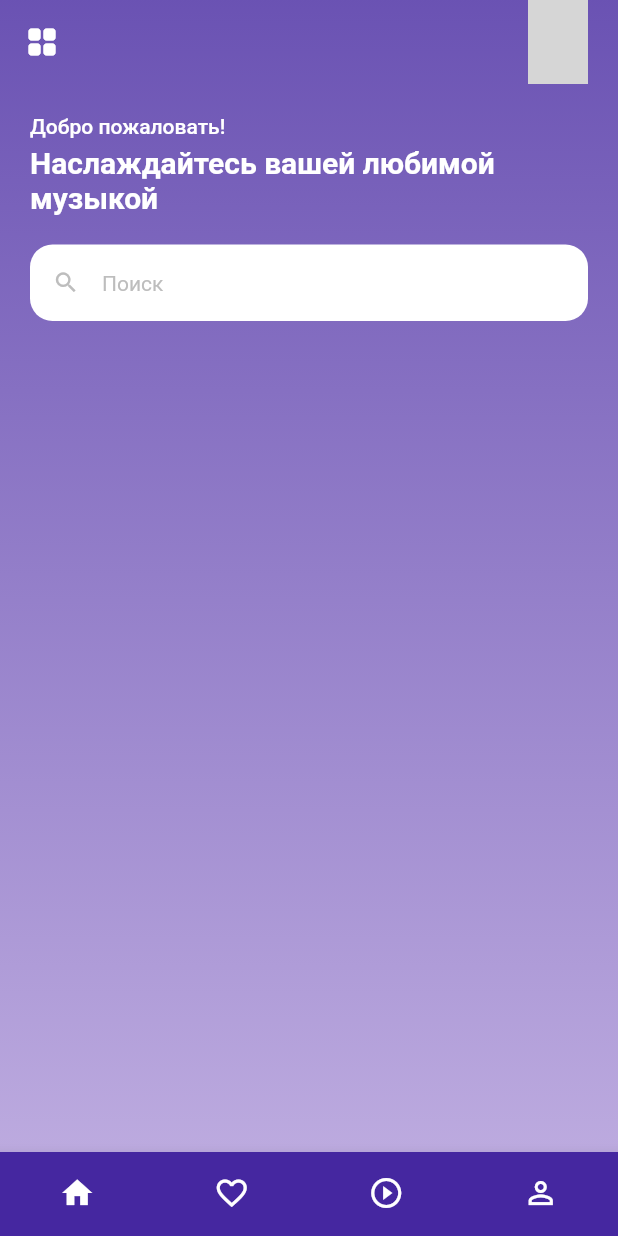
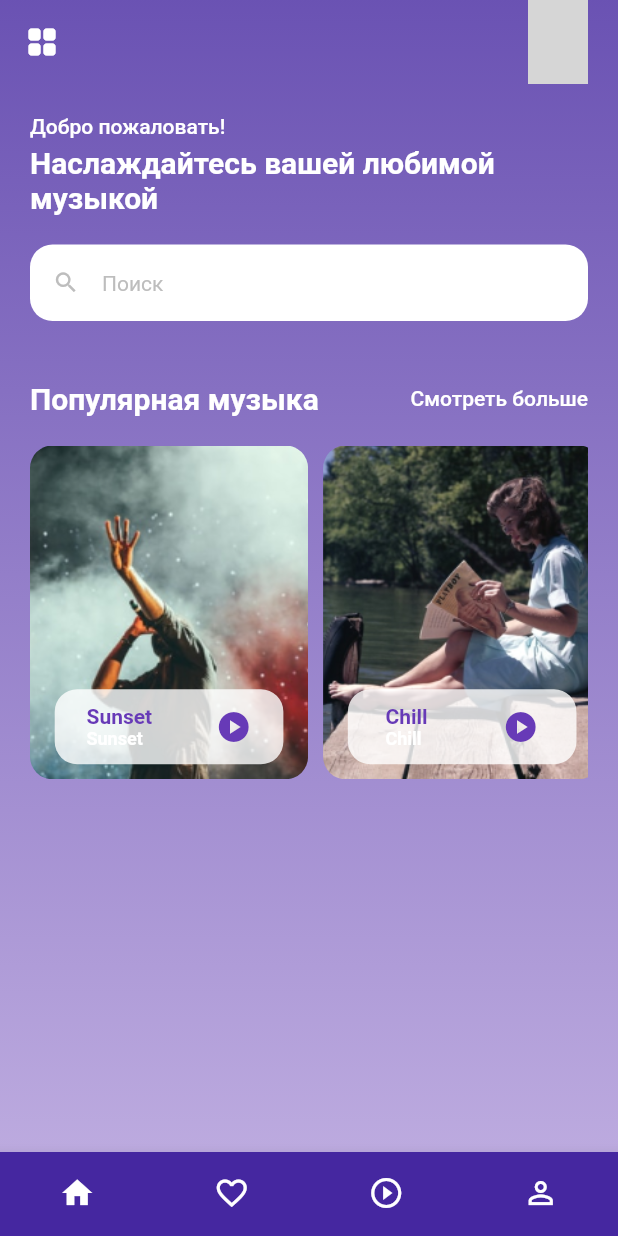
Before and after one commit to Gegerout/fluttermedia_player, a Flutter app: the screen it shows after launch, on a phone screen of 412 x 824 dp. Run offline on Flutter 3.47's test engine with Material 2 defaults, Android fonts, the light colour scheme and no system bars; our stand-ins replace get; missing offline and left inert: audio_session, just_audio_web; network calls fail; grey boxes are pictures that could not be loaded.

Commit message:
dev update

```diff
--- /dev/null
+++ b/lib/models/song_model.dart
@@ -0,0 +1,14 @@
+class Song {
+  final String title;
+  final String description;
+  final String url;
+  final String coverUrl;
+
+  Song({required this.title, required this.description, required this.url, required this.coverUrl});
+
+  static List<Song> songs = [
+    Song(title: "Sunset", description: "Sunset", url: "assets/music/sunset.mp3", coverUrl: "assets/image/sunset.jpg"),
+    Song(title: "Chill", description: "Chill", url: "assets/music/chill.mp3", coverUrl: "assets/image/chill.jpg"),
+    Song(title: "Magic", description: "Magic", url: "assets/music/magic.mp3", coverUrl: "assets/image/magic.jpg")
+  ];
+}
--- a/lib/screens/home_screen.dart
+++ b/lib/screens/home_screen.dart
@@ -1,10 +1,15 @@
 import 'package:flutter/material.dart';
+import 'package:media_player/models/song_model.dart';
+import 'package:media_player/widgets/section_header.dart';
+import 'package:media_player/widgets/song_card.dart';
 
 class HomeScreen extends StatelessWidget {
   const HomeScreen({Key? key}) : super(key: key);
 
   @override
   Widget build(BuildContext context) {
+    List<Song> songs = Song.songs;
+
     return Container(
       decoration: BoxDecoration(
         gradient: LinearGradient(
@@ -22,8 +27,9 @@ class HomeScreen extends StatelessWidget {
         bottomNavigationBar: const _CustomNavigationBar(),
         body: SingleChildScrollView(
           child: Column(
-            children: const [
-              _DiscoverMusic()
+            children: [
+              const _DiscoverMusic(),
+              _TrendingMusic(songs: songs)
             ],
           )
         ),
@@ -113,3 +119,32 @@ class _DiscoverMusic extends StatelessWidget {
     );
   }
 }
+
+class _TrendingMusic extends StatelessWidget {
+  const _TrendingMusic({Key? key, required this.songs}) : super(key: key);
+
+  final List<Song> songs;
+
+  @override
+  Widget build(BuildContext context) {
+    return Padding(
+      padding: const EdgeInsets.all(20),
+      child: Column(
+        children: [
+          const SectionHeader(title: "Популярная музыка"),
+          const SizedBox(height: 20,),
+          SizedBox(
+            height: MediaQuery.of(context).size.height * 0.27,
+            child: ListView.builder(
+                itemCount: songs.length,
+                scrollDirection: Axis.horizontal,
+                itemBuilder: (context, index) {
+                  return SongCard(song: songs[index]);
+                }
+            ),
+          )
+        ],
+      ),
+    );
+  }
+}
--- /dev/null
+++ b/lib/widgets/section_header.dart
@@ -0,0 +1,23 @@
+import 'package:flutter/material.dart';
+
+class SectionHeader extends StatelessWidget {
+  const SectionHeader({Key? key, required this.title, this.action = "Смотреть больше"}) : super(key: key);
+
+  final String title;
+  final String action;
+
+  @override
+  Widget build(BuildContext context) {
+    return Row(
+      mainAxisAlignment: MainAxisAlignment.spaceBetween,
+      children: [
+        Text(title,
+          style: Theme.of(context).textTheme.headline6!.copyWith(color: Colors.white, fontWeight: FontWeight.bold),
+        ),
+        Text(action,
+          style: Theme.of(context).textTheme.bodyLarge!.copyWith(color: Colors.white),
+        )
+      ],
+    );
+  }
+}
--- /dev/null
+++ b/lib/widgets/song_card.dart
@@ -0,0 +1,65 @@
+import 'package:flutter/material.dart';
+import 'package:get/get.dart';
+import 'package:media_player/models/song_model.dart';
+
+class SongCard extends StatelessWidget {
+  const SongCard({Key? key, required this.song}) : super(key: key);
+
+  final Song song;
+
+  @override
+  Widget build(BuildContext context) {
+    return InkWell(
+      onTap: () {
+        Get.toNamed('/song', arguments: song);
+      },
+      child: Container(
+        margin: const EdgeInsets.only(right: 10),
+        child: Stack(
+          alignment: Alignment.bottomCenter,
+          children: [
+            Container(
+            width: MediaQuery.of(context).size.width * 0.45,
+            decoration: BoxDecoration(
+              borderRadius: BorderRadius.circular(15),
+                image: DecorationImage(
+                    image: AssetImage(song.coverUrl),
+                    fit: BoxFit.cover
+                )
+            ),
+          ),
+            Container(
+              height: 50,
+              width: MediaQuery.of(context).size.width * 0.37,
+              margin: const EdgeInsets.only(bottom: 10),
+              decoration: BoxDecoration(
+                borderRadius: BorderRadius.circular(15),
+                color: Colors.white.withOpacity(0.8)
+              ),
+              child: Row(
+                mainAxisAlignment: MainAxisAlignment.spaceAround,
+                children: [
+                  Column(
+                    crossAxisAlignment: CrossAxisAlignment.start,
+                    mainAxisAlignment: MainAxisAlignment.center,
+                    children: [
+                      Text(
+                        song.title,
+                        style: Theme.of(context).textTheme.bodyLarge!.copyWith(color: Colors.deepPurple, fontWeight: FontWeight.bold),
+                      ),
+                      Text(
+                        song.description,
+                        style: Theme.of(context).textTheme.bodySmall!.copyWith(color: Colors.white, fontWeight: FontWeight.bold),
+                      )
+                    ],
+                  ),
+                  const Icon(Icons.play_circle, color: Colors.deepPurple,)
+                ],
+              ),
+            )
+          ]
+        ),
+      ),
+    );
+  }
+}
```
Also changed, not shown: pubspec.yaml (+3 -4 lines), assets/image/chill.jpg (added), assets/image/magic.jpg (added), assets/image/sunset.jpg (added), pubspec.lock, 6 other files.
